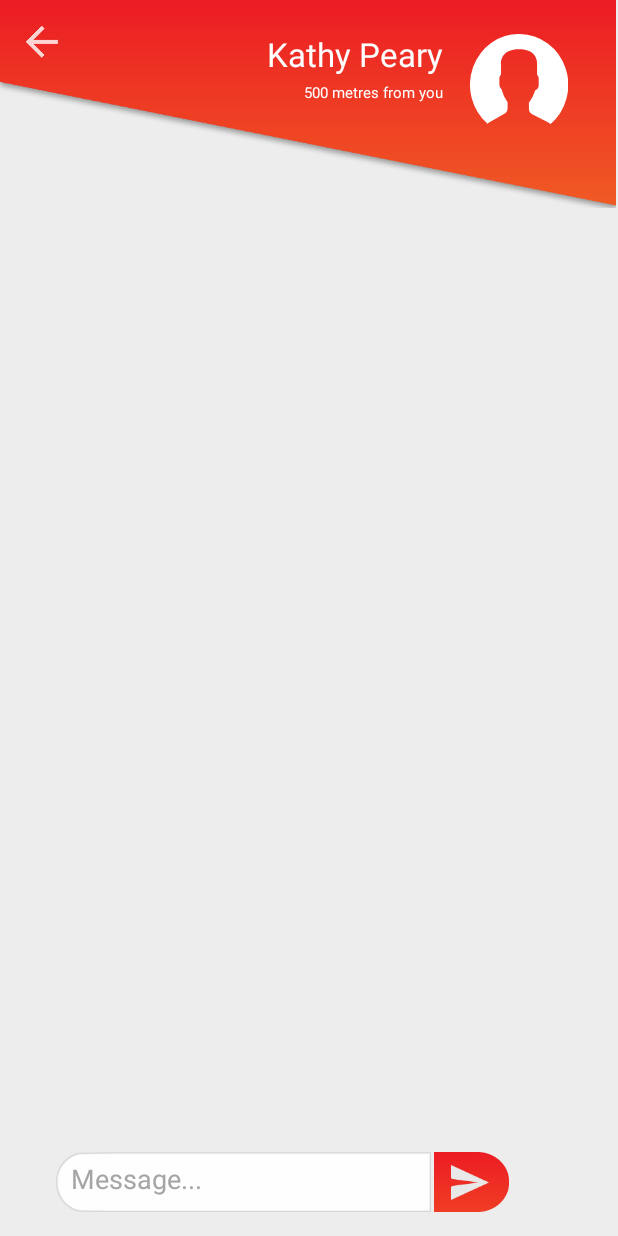
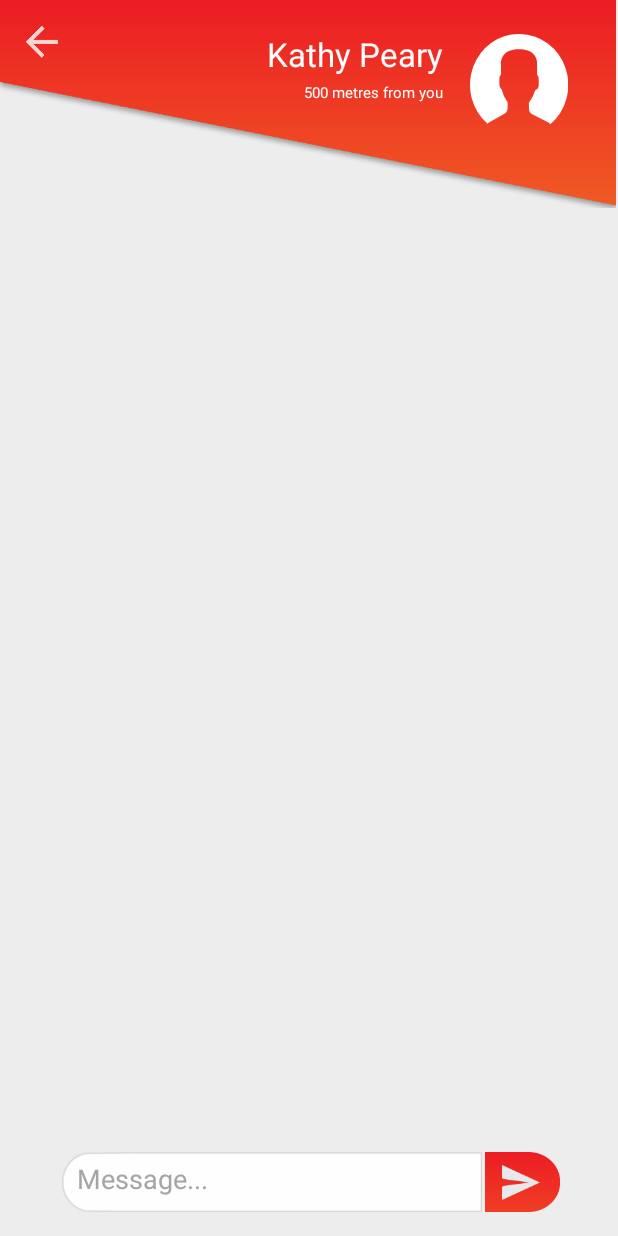
Before and after one commit to CarlvinT/Bridge, an Android app: the fragment ChatFragment shown on its own in the app's theme, on a phone screen of 412 x 824 dp. Run offline under Robolectric (Android 15) with nearby library versions, the light colour scheme and no system bars.

Commit message:
Centered the message input bar and made it fill the bottom half of the screen

```diff
--- a/app/src/main/res/layout/fragment_chat.xml
+++ b/app/src/main/res/layout/fragment_chat.xml
@@ -70,22 +70,27 @@
 
     <EditText
         android:id="@+id/chatMsgInput"
-        android:layout_width="250dp"
+        android:layout_width="280dp"
         android:layout_height="40dp"
+        android:layout_marginBottom="16dp"
+        android:layout_marginLeft="35dp"
         android:background="@drawable/message_input"
         android:ems="10"
-        android:inputType="textPersonName"
+        android:gravity="top"
+        android:inputType="textCapSentences|textMultiLine"
+        android:maxLength="2000"
         android:padding="10dp"
         android:text="@string/chatMsgInputPlaceholder"
         android:textColor="@color/colorPrimaryDark"
+        app:layout_constraintBottom_toBottomOf="parent"
         app:layout_constraintLeft_toLeftOf="parent"
-        android:layout_marginLeft="37dp"
-        app:layout_constraintBottom_toBottomOf="parent"
-        android:layout_marginBottom="16dp" />
+        android:layout_marginRight="85dp"
+        app:layout_constraintRight_toRightOf="parent"
+        app:layout_constraintHorizontal_bias="0.5" />
 
     <android.support.constraint.ConstraintLayout
         android:id="@+id/sendBtnContainer"
-        android:layout_width="wrap_content"
+        android:layout_width="50dp"
         android:layout_height="wrap_content"
         android:layout_marginLeft="2dp"
         android:layout_marginTop="0dp"
```
